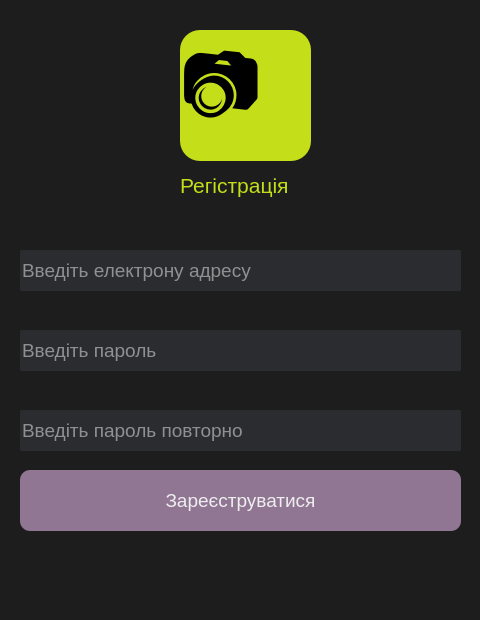
Old version of the form createaccount.ui in the repository One-Touch-Organization/Login-screen.
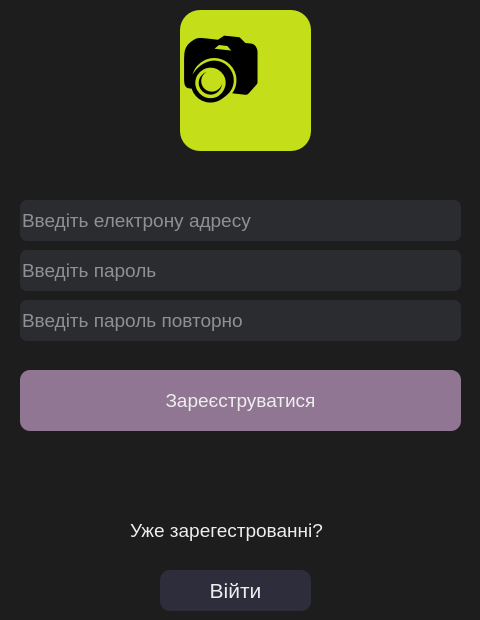
New version of the form.

```diff
--- a/createaccount.ui
+++ b/createaccount.ui
@@ -16,27 +16,11 @@
   <property name="styleSheet">
    <string notr="true">background-color: rgb(29, 29, 29);</string>
   </property>
-  <widget class="QLabel" name="label">
-   <property name="geometry">
-    <rect>
-     <x>180</x>
-     <y>160</y>
-     <width>141</width>
-     <height>51</height>
-    </rect>
-   </property>
-   <property name="styleSheet">
-    <string notr="true">color: rgb(196, 222, 25);</string>
-   </property>
-   <property name="text">
-    <string>&lt;html&gt;&lt;head/&gt;&lt;body&gt;&lt;p&gt;&lt;span style=&quot; font-size:16pt;&quot;&gt;Регістрація&lt;/span&gt;&lt;/p&gt;&lt;/body&gt;&lt;/html&gt;</string>
-   </property>
-  </widget>
-  <widget class="QLineEdit" name="email">
+  <widget class="QLineEdit" name="emailfield">
    <property name="geometry">
     <rect>
      <x>20</x>
-     <y>250</y>
+     <y>200</y>
      <width>441</width>
      <height>41</height>
     </rect>
@@ -45,38 +29,18 @@
     <string notr="true">color: rgb(243, 243, 243);
 font-size:14pt;
 background-color: rgba(47,49,52,200);
-border-radius:2px;
+border-radius:7px;
 border-bottom-color:rgba(46,82,101,255)</string>
    </property>
    <property name="placeholderText">
     <string>Введіть електрону адресу</string>
    </property>
   </widget>
-  <widget class="QLineEdit" name="password">
-   <property name="geometry">
-    <rect>
-     <x>20</x>
-     <y>330</y>
-     <width>441</width>
-     <height>41</height>
-    </rect>
-   </property>
-   <property name="styleSheet">
-    <string notr="true">color: rgb(243, 243, 243);
-font-size:14pt;
-background-color: rgba(47,49,52,200);
-border-radius:2px;
-border-bottom-color:rgba(46,82,101,255)</string>
-   </property>
-   <property name="placeholderText">
-    <string>Введіть пароль</string>
-   </property>
-  </widget>
   <widget class="QPushButton" name="signupbutton">
    <property name="geometry">
     <rect>
      <x>20</x>
-     <y>470</y>
+     <y>370</y>
      <width>441</width>
      <height>61</height>
     </rect>
@@ -96,7 +60,7 @@
    <property name="geometry">
     <rect>
      <x>20</x>
-     <y>410</y>
+     <y>250</y>
      <width>441</width>
      <height>41</height>
     </rect>
@@ -105,20 +69,20 @@
     <string notr="true">color: rgb(243, 243, 243);
 font-size:14pt;
 background-color: rgba(47,49,52,200);
-border-radius:2px;
+border-radius:7px;
 border-bottom-color:rgba(46,82,101,255)</string>
    </property>
    <property name="placeholderText">
-    <string>Введіть пароль повторно</string>
+    <string>Введіть пароль</string>
    </property>
   </widget>
   <widget class="QLabel" name="label_5">
    <property name="geometry">
     <rect>
      <x>180</x>
-     <y>30</y>
+     <y>10</y>
      <width>131</width>
-     <height>131</height>
+     <height>141</height>
     </rect>
    </property>
    <property name="font">
@@ -135,6 +99,83 @@
     <string>📷</string>
    </property>
   </widget>
+  <widget class="QLineEdit" name="confirmpasswordfield">
+   <property name="geometry">
+    <rect>
+     <x>20</x>
+     <y>300</y>
+     <width>441</width>
+     <height>41</height>
+    </rect>
+   </property>
+   <property name="styleSheet">
+    <string notr="true">color: rgb(243, 243, 243);
+font-size:14pt;
+background-color: rgba(47,49,52,200);
+border-radius:7px;
+border-bottom-color:rgba(46,82,101,255)</string>
+   </property>
+   <property name="placeholderText">
+    <string>Введіть пароль повторно</string>
+   </property>
+  </widget>
+  <widget class="QLabel" name="label_4">
+   <property name="geometry">
+    <rect>
+     <x>130</x>
+     <y>510</y>
+     <width>251</width>
+     <height>41</height>
+    </rect>
+   </property>
+   <property name="styleSheet">
+    <string notr="true">color: rgb(238, 238, 238);
+font-size:14pt;
+</string>
+   </property>
+   <property name="text">
+    <string>Уже зарегестрованні?</string>
+   </property>
+  </widget>
+  <widget class="QPushButton" name="goinbutton">
+   <property name="geometry">
+    <rect>
+     <x>160</x>
+     <y>570</y>
+     <width>151</width>
+     <height>41</height>
+    </rect>
+   </property>
+   <property name="styleSheet">
+    <string notr="true">color: rgb(238, 238, 238);
+border-radius: 10px;
+background-color: rgb(45, 45, 59);
+font-size:16pt;
+
+</string>
+   </property>
+   <property name="text">
+    <string>Війти</string>
+   </property>
+  </widget>
+  <widget class="QLabel" name="errorla">
+   <property name="geometry">
+    <rect>
+     <x>30</x>
+     <y>450</y>
+     <width>431</width>
+     <height>41</height>
+    </rect>
+   </property>
+   <property name="styleSheet">
+    <string notr="true">color: rgb(255, 39, 32);
+font-size:24pt;
+</string>
+   </property>
+   <property name="text">
+    <string/>
+   </property>
+  </widget>
  </widget>
  <resources/>
  <connections/>
```
Left out of the diff: 2 changed lines with no effect on the pictures.
